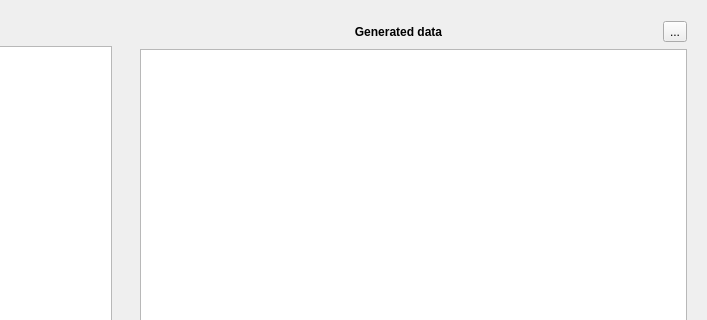
The window that ui/generator.ui (jopohl/urh) describes before a commit, drawn with Qt 5; both pictures show x 374 to 1081 and y 0 to 320 of the 1081 by 699 pixel window.
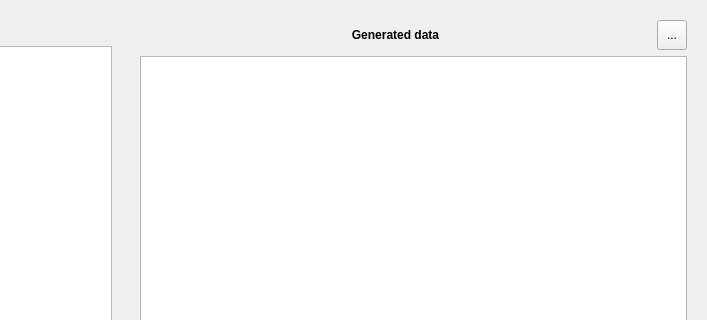
The same window after the commit. Icons and pictures are not drawn. Custom widgets are drawn as their Qt base class.

What changed in the file:
```diff
--- a/ui/generator.ui
+++ b/ui/generator.ui
@@ -656,13 +656,19 @@
            <item row="0" column="0" colspan="7">
             <layout class="QHBoxLayout" name="horizontalLayout">
              <property name="topMargin">
-              <number>1</number>
+              <number>0</number>
              </property>
              <property name="bottomMargin">
-              <number>1</number>
+              <number>0</number>
              </property>
              <item>
-              <widget class="QLabel" name="label_3">
+              <widget class="QLabel" name="labelGeneratedData">
+               <property name="sizePolicy">
+                <sizepolicy hsizetype="Preferred" vsizetype="Preferred">
+                 <horstretch>0</horstretch>
+                 <verstretch>0</verstretch>
+                </sizepolicy>
+               </property>
                <property name="font">
                 <font>
                  <weight>75</weight>
@@ -679,6 +685,18 @@
              </item>
              <item>
               <widget class="QToolButton" name="btnSave">
+               <property name="sizePolicy">
+                <sizepolicy hsizetype="Fixed" vsizetype="Preferred">
+                 <horstretch>0</horstretch>
+                 <verstretch>0</verstretch>
+                </sizepolicy>
+               </property>
+               <property name="minimumSize">
+                <size>
+                 <width>30</width>
+                 <height>30</height>
+                </size>
+               </property>
                <property name="text">
                 <string>...</string>
                </property>
```
